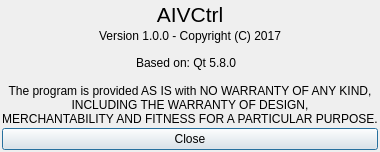
The window that aivctrl/about.ui (ptstream/QtUPnP) describes before a commit, drawn with Qt 5.
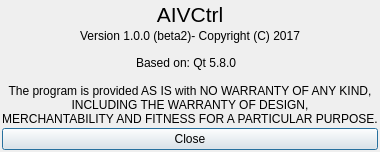
The same window after the commit. Icons and pictures are not drawn.

Commit message: Prepare for beta2

Diff of the .ui file:
```diff
--- a/aivctrl/about.ui
+++ b/aivctrl/about.ui
@@ -51,7 +51,7 @@
    <item>
     <widget class="QLabel" name="m_version">
      <property name="text">
-      <string>Version 1.0.0 - Copyright (C) 2017</string>
+      <string>Version 1.0.0 (beta2)- Copyright (C) 2017</string>
      </property>
      <property name="alignment">
       <set>Qt::AlignCenter</set>
```
The commit also changes 3 other files.
